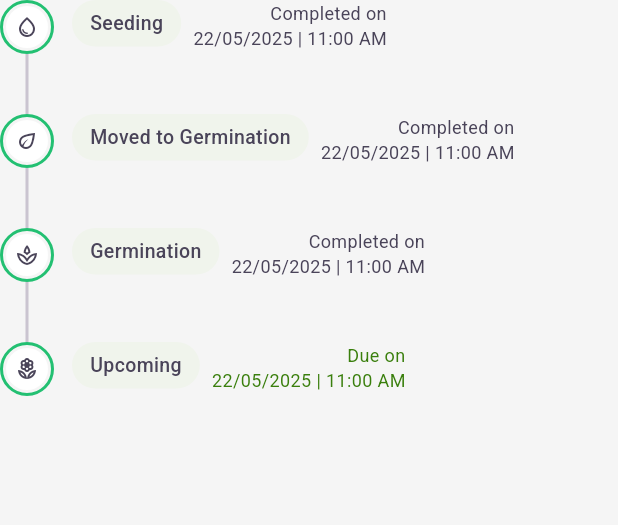
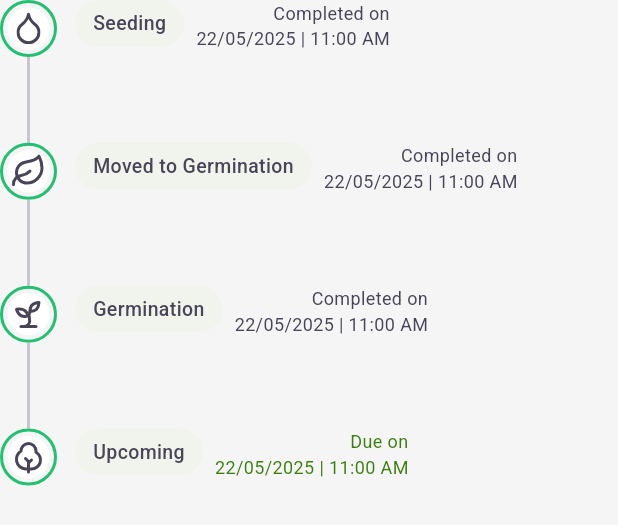
Before and after one commit to vaghelachirag/FarmEasyDesign, a Flutter app: the CustomNutrietionTimeLineWidget widget shown alone on an empty page, opened directly, on a phone screen of 412 x 824 dp. Shown: the top 525 px of the screen. Run offline on Flutter 3.47's test engine with Material 3 defaults, Android fonts, the light colour scheme and no system bars; our stand-ins replace flutter_hooks, flutter_riverpod, flutter_screenutil, flutter_secure_storage, flutter_svg, hooks_riverpod and 3 more; missing offline and left inert: dart:ffi, mobile_scanner; accounts and stored records are empty.

Commit message:
working on Fertigation screen.

```diff
--- a/lib/components/widget/custom_nutrietion_time_line_widget.dart
+++ b/lib/components/widget/custom_nutrietion_time_line_widget.dart
@@ -1,13 +1,16 @@
+import 'package:farmeasy/generator/assets.gen.dart';
 import 'package:flutter/material.dart';
+import 'package:flutter_screenutil/flutter_screenutil.dart';
+import 'package:flutter_svg/flutter_svg.dart';
 
 class TimelineStep {
-  final IconData icon;
+  final String path;
   final String label;
   final String statusDate;
   final bool isCompleted;
 
   TimelineStep({
-    required this.icon,
+    required this.path,
     required this.label,
     required this.statusDate,
     required this.isCompleted,
@@ -19,25 +22,25 @@ class CustomNutrietionTimeLineWidget extends StatelessWidget {
 
   final List<TimelineStep> steps = [
     TimelineStep(
-      icon: Icons.water_drop_outlined,
+      path: Assets.icons.iconNutriationDrop.path,
       label: "Seeding",
       statusDate: "Completed on\n22/05/2025 | 11:00 AM",
       isCompleted: true,
     ),
     TimelineStep(
-      icon: Icons.eco_outlined,
+      path: Assets.icons.iconNutriationLeaf.path,
       label: "Moved to Germination",
       statusDate: "Completed on\n22/05/2025 | 11:00 AM",
       isCompleted: true,
     ),
     TimelineStep(
-      icon: Icons.spa_outlined,
+      path: Assets.icons.iconNutriationPlant.path,
       label: "Germination",
       statusDate: "Completed on\n22/05/2025 | 11:00 AM",
       isCompleted: true,
     ),
     TimelineStep(
-      icon: Icons.local_florist_outlined,
+      path: Assets.icons.iconNutriationUpcoming.path,
       label: "Upcoming",
       statusDate: "Due on\n22/05/2025 | 11:00 AM",
       isCompleted: false,
@@ -57,10 +60,10 @@ class CustomNutrietionTimeLineWidget extends StatelessWidget {
             // Timeline Icon & Line
             Column(
               children: [
-                _buildCircleIcon(step.icon),
+                _buildCircleIcon(step.path),
                 if (!isLast)
                   Container(
-                    height: 40,
+                    height: 50.w,
                     width: 2,
                     color: const Color(0xFFCAC4D0),
                   ),
@@ -96,9 +99,9 @@ class CustomNutrietionTimeLineWidget extends StatelessWidget {
     );
   }
 
-  Widget _buildCircleIcon(IconData icon) {
+  Widget _buildCircleIcon(String path) {
     return Container(
-      padding: const EdgeInsets.all(2),
+      padding: const EdgeInsets.all(3),
       decoration: BoxDecoration(
         shape: BoxShape.circle,
         border: Border.all(
@@ -106,10 +109,11 @@ class CustomNutrietionTimeLineWidget extends StatelessWidget {
           width: 2,
         ),
       ),
-      child: CircleAvatar(
+      child:
+      CircleAvatar(
         radius: 14,
         backgroundColor: Colors.white,
-        child: Icon(icon, size: 16, color: Color(0xFF4A4459)),
+        child:  SvgPicture.asset(path),
       ),
     );
   }
```
Also changed, not shown: lib/generator/assets.gen.dart (+20 -0 lines), assets/icons/icon_nutriation_drop.svg (added), assets/icons/icon_nutriation_leaf.svg (added), assets/icons/icon_nutriation_plant.svg (added), assets/icons/icon_nutriation_upcoming.svg (added).
